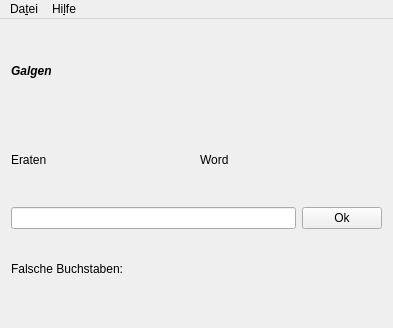
Qt form mainwindow.ui (Galaxyqasar/Galgenraten) before a commit.
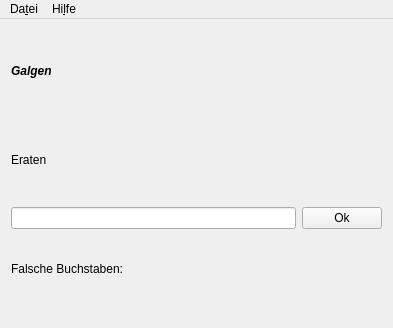
The same form after that commit.

```diff
--- a/mainwindow.ui
+++ b/mainwindow.ui
@@ -41,13 +41,6 @@
           </property>
          </widget>
         </item>
-        <item>
-         <widget class="QLabel" name="test">
-          <property name="text">
-           <string>Word</string>
-          </property>
-         </widget>
-        </item>
        </layout>
       </item>
       <item>
```
